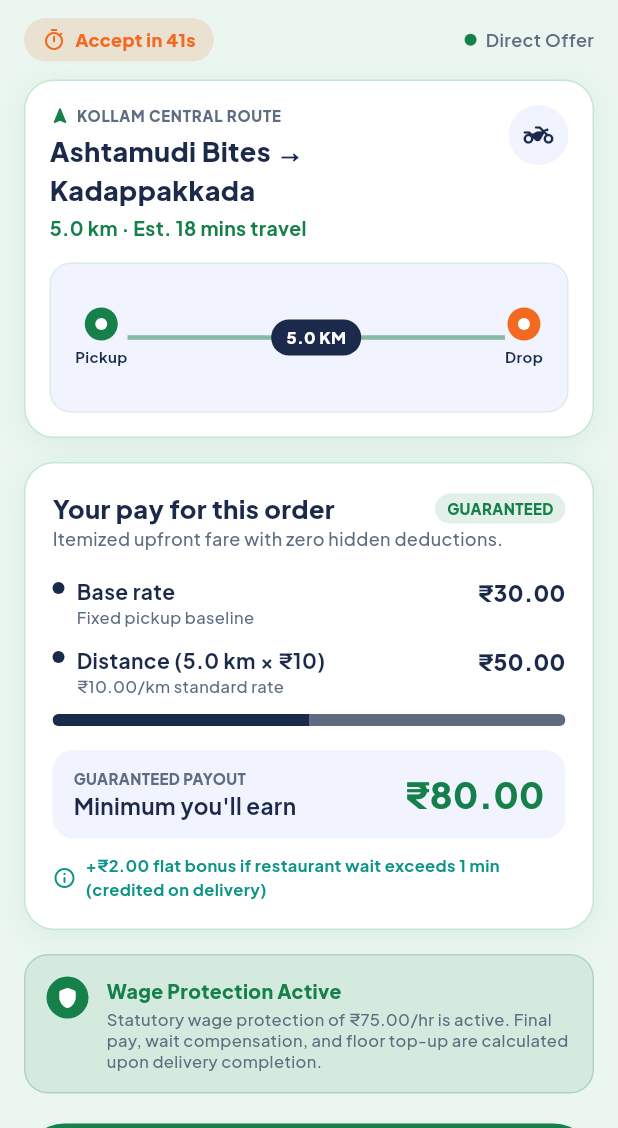
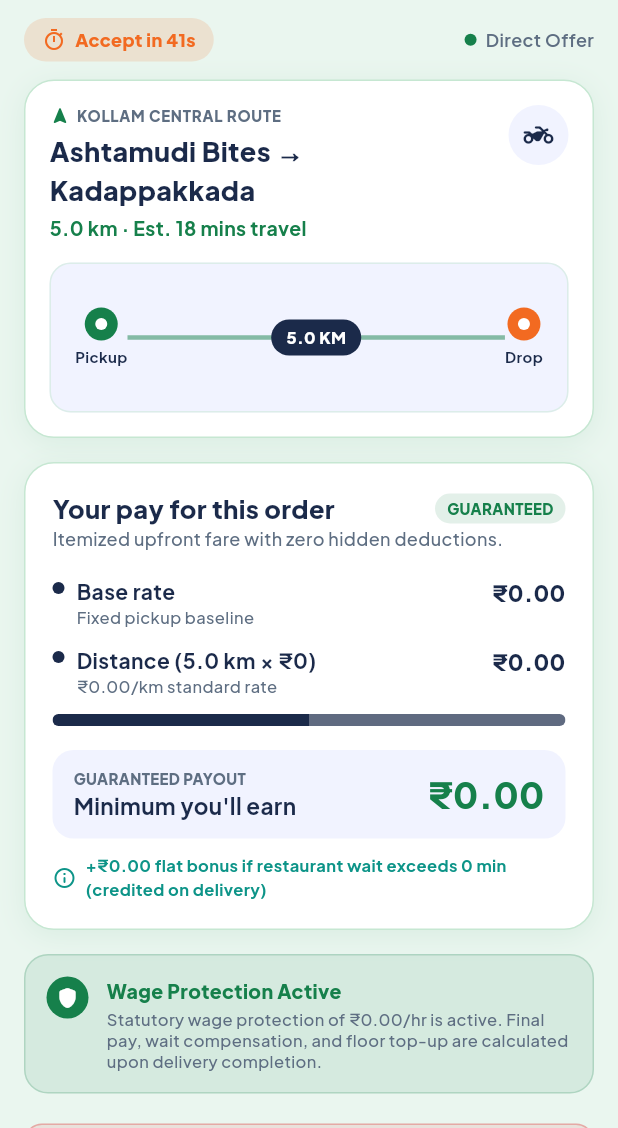
Before and after one commit to rai04han/FairDrop, a Flutter app: the OrderAcceptanceScreen screen opened by its route, on a phone screen of 412 x 824 dp, the part 108-1236 px from its top. Run offline on Flutter 3.47's test engine with Material 3 defaults, Android fonts, the phone set to English and light mode, and no system bars; our stand-ins replace fl_chart, flutter_map, flutter_secure_storage, google_fonts, latlong2, shared_preferences; accounts and stored records are empty; network calls fail.

Commit message:
fix(rider): remove acceptance constants fallback and add retry on error (AUDIT-F7)

```diff
--- a/fairdrop_app/lib/screens/order_acceptance_screen.dart
+++ b/fairdrop_app/lib/screens/order_acceptance_screen.dart
@@ -40,14 +40,8 @@ class OrderAcceptanceScreen extends StatefulWidget {
 class _OrderAcceptanceScreenState extends State<OrderAcceptanceScreen> {
   Order? _orderModel;
   Map<String, dynamic>? _order;
-  Map<String, dynamic>? _payConfig = const {
-    'base_rate': '30.00',
-    'per_km_rate': '10.00',
-    'surge_bonus': '15.00',
-    'wait_threshold_mins': 1,
-    'wait_compensation': '2.00',
-    'min_wage_per_hour': '75.00',
-  };
+  Map<String, dynamic>? _payConfig;
+  bool _isLoadingPayConfig = false;
   bool _isActing = false;
   bool _outOfZoneConsent = false;
   Timer? _timer;
@@ -107,19 +101,26 @@ class _OrderAcceptanceScreenState extends State<OrderAcceptanceScreen> {
   }
 
   Future<void> _loadPayConfig() async {
+    if (!mounted) return;
+    setState(() => _isLoadingPayConfig = true);
     try {
       final data = await ApiService.getPayConfig().timeout(
-        const Duration(seconds: 1),
+        const Duration(seconds: 2),
         onTimeout: () => {},
       );
       final active = data['active_config'] ?? data['active'] ?? data['config'];
       if (active is Map<String, dynamic> && mounted) {
         setState(() {
           _payConfig = active;
+          _isLoadingPayConfig = false;
         });
+        return;
       }
     } catch (_) {
-      // Fallback already initialized
+      // Failed to load
+    }
+    if (mounted) {
+      setState(() => _isLoadingPayConfig = false);
     }
   }
 
@@ -131,29 +132,34 @@ class _OrderAcceptanceScreenState extends State<OrderAcceptanceScreen> {
 
   bool get _isSurge => _orderModel?.isSurgeActive ?? (_order?['is_surge_active'] as bool?) ?? false;
 
+  bool get _hasValidPayConfig =>
+      _payConfig != null &&
+      _payConfig!['base_rate'] != null &&
+      _payConfig!['per_km_rate'] != null;
+
   double get _baseRate {
-    return double.tryParse(_payConfig?['base_rate']?.toString() ?? '30') ?? 30.0;
+    return double.tryParse(_payConfig?['base_rate']?.toString() ?? '') ?? 0.0;
   }
 
   double get _perKmRate {
-    return double.tryParse(_payConfig?['per_km_rate']?.toString() ?? '10') ?? 10.0;
+    return double.tryParse(_payConfig?['per_km_rate']?.toString() ?? '') ?? 0.0;
   }
 
   double get _surgeBonus {
     if (!_isSurge) return 0.0;
-    return double.tryParse(_payConfig?['surge_bonus']?.toString() ?? '15') ?? 15.0;
+    return double.tryParse(_payConfig?['surge_bonus']?.toString() ?? '') ?? 0.0;
   }
 
   double get _waitCompensation {
-    return double.tryParse(_payConfig?['wait_compensation']?.toString() ?? '2') ?? 2.0;
+    return double.tryParse(_payConfig?['wait_compensation']?.toString() ?? '') ?? 0.0;
   }
 
   int get _waitThresholdMins {
-    return int.tryParse(_payConfig?['wait_threshold_mins']?.toString() ?? '1') ?? 1;
+    return int.tryParse(_payConfig?['wait_threshold_mins']?.toString() ?? '') ?? 0;
   }
 
   double get _minWagePerHour {
-    return double.tryParse(_payConfig?['min_wage_per_hour']?.toString() ?? '75') ?? 75.0;
+    return double.tryParse(_payConfig?['min_wage_per_hour']?.toString() ?? '') ?? 0.0;
   }
 
   double get _distancePay => _distanceKm * _perKmRate;
@@ -163,6 +169,7 @@ class _OrderAcceptanceScreenState extends State<OrderAcceptanceScreen> {
   bool get _isOutOfZone => _orderModel?.isOutOfZone ?? (_order?['is_out_of_zone'] as bool?) ?? false;
 
   bool get _canAccept =>
+      _hasValidPayConfig &&
       _secondsLeft > 0 &&
       (!_isOutOfZone || _outOfZoneConsent);
 
@@ -823,6 +830,48 @@ class _OrderAcceptanceScreenState extends State<OrderAcceptanceScreen> {
                       const SizedBox(height: 14),
                     ],
 
+                    // Explanation & Retry when constants fail to load (FR-16)
+                    if (!_hasValidPayConfig) ...[
+                      Container(
+                        key: const Key('pay_config_error_banner'),
+                        margin: const EdgeInsets.only(bottom: 14),
+                        padding: const EdgeInsets.all(12),
+                        decoration: BoxDecoration(
+                          color: FairDropColors.errorRed.withValues(alpha: 0.1),
+                          borderRadius: BorderRadius.circular(12),
+                          border: Border.all(color: FairDropColors.errorRed.withValues(alpha: 0.3)),
+                        ),
+                        child: Row(
+                          children: [
+                            const Icon(Icons.error_outline_rounded, color: FairDropColors.errorRed, size: 20),
+                            const SizedBox(width: 10),
+                            Expanded(
+                              child: Text(
+                                'Unable to load pay policy constants. Acceptance is disabled until verified rates are loaded.',
+                                style: GoogleFonts.plusJakartaSans(
+                                  fontSize: 12,
+                                  fontWeight: FontWeight.w600,
+                                  color: FairDropColors.errorRed,
+                                ),
+                              ),
+                            ),
+                            TextButton(
+                              key: const Key('retry_pay_config_button'),
+                              onPressed: _isLoadingPayConfig ? null : _loadPayConfig,
+                              child: Text(
+                                _isLoadingPayConfig ? 'Loading...' : 'Retry',
+                                style: GoogleFonts.plusJakartaSans(
+                                  fontSize: 12,
+                                  fontWeight: FontWeight.w700,
+                                  color: FairDropColors.brandNavy,
+                                ),
+                              ),
+                            ),
+                          ],
+                        ),
+                      ),
+                    ],
+
                     // Action Buttons (Stitch Spec)
                     FilledButton.icon(
                       key: const Key('accept_order_button'),
```
